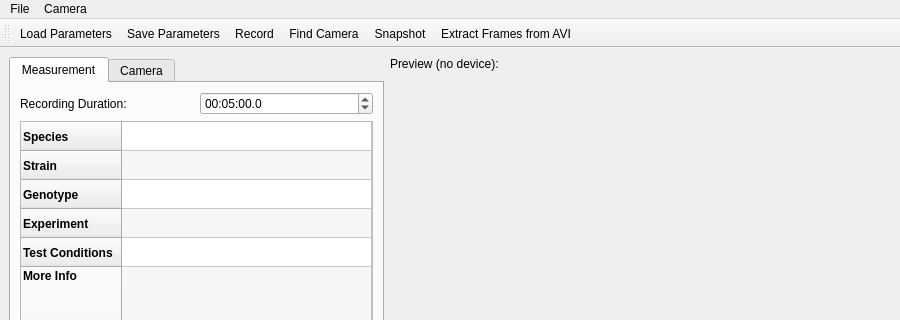
Old version of the form fimui/ui_fimwindow.ui in the repository fncnt/fimrecorder; both pictures show x 0 to 900 and y 0 to 320 of the 900 by 600 pixel window.
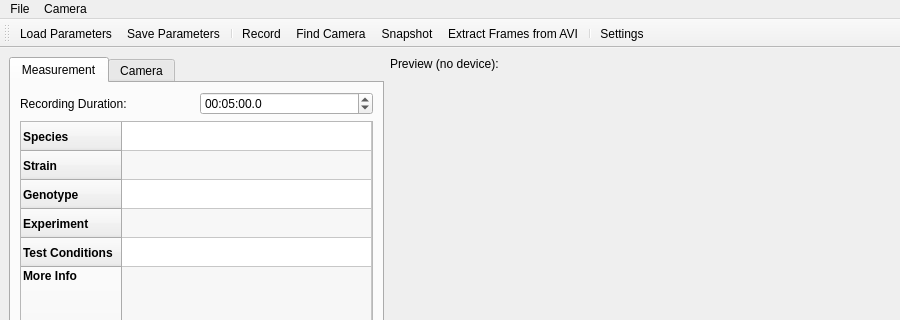
New version of the form. Icons and pictures are not drawn.

Commit message: Add QAction to open settings.json in text editor

Diff of the .ui file:
```diff
--- a/fimui/ui_fimwindow.ui
+++ b/fimui/ui_fimwindow.ui
@@ -648,10 +648,13 @@
    </attribute>
    <addaction name="actionLoad_Parameters"/>
    <addaction name="actionSave_Parameters"/>
+   <addaction name="separator"/>
    <addaction name="actionRecord"/>
    <addaction name="actionRefresh"/>
    <addaction name="actionSnapshot"/>
    <addaction name="actionExtract_Frames_from_AVI"/>
+   <addaction name="separator"/>
+   <addaction name="actionSettings"/>
   </widget>
   <action name="actionLoad_Parameters">
    <property name="icon">
@@ -737,6 +740,18 @@
     <string>Choose a recorded .avi file to extract .png frames into a subfolder</string>
    </property>
   </action>
+  <action name="actionSettings">
+   <property name="icon">
+    <iconset resource="fimui.qrc">
+     <normaloff>:/fa/fa-svgs/solid/cogs.svg</normaloff>:/fa/fa-svgs/solid/cogs.svg</iconset>
+   </property>
+   <property name="text">
+    <string>Settings</string>
+   </property>
+   <property name="toolTip">
+    <string>Open settings file</string>
+   </property>
+  </action>
  </widget>
  <resources>
   <include location="fimui.qrc"/>
```
The commit also changes 4 other files.
